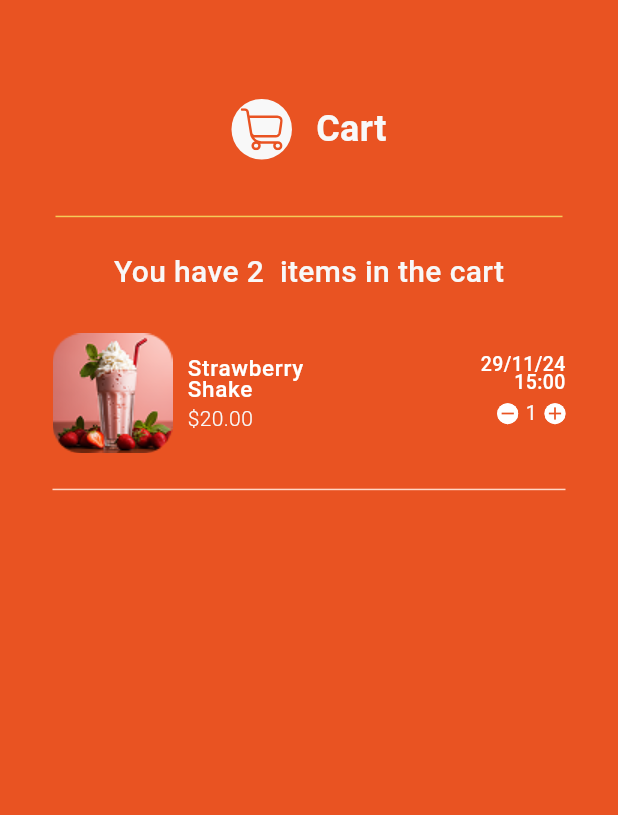
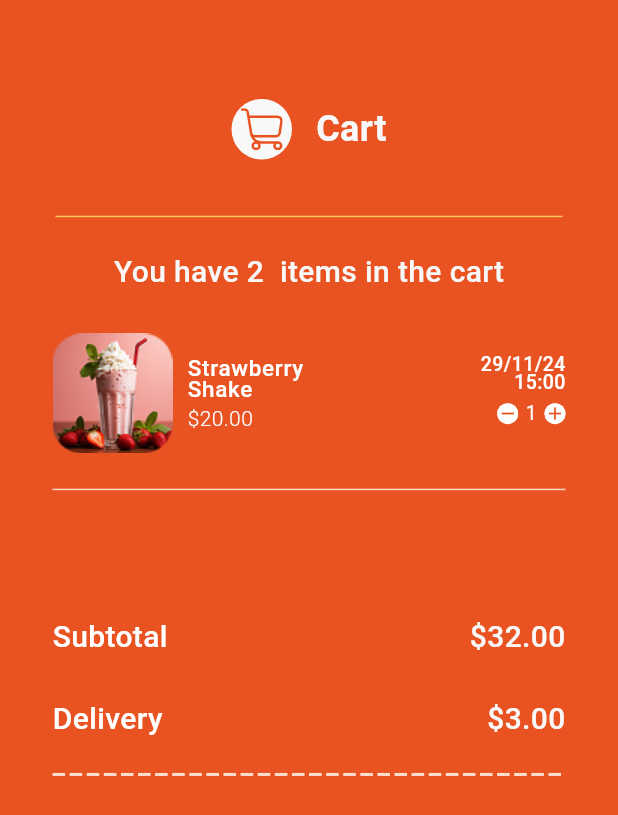
Before and after one commit to Ziad-Tamer11/yum_quick, a Flutter app: the CartView screen opened directly, on a phone screen of 412 x 824 dp. Shown: the top 815 px of the screen. Run offline on Flutter 3.47's test engine with Material 3 defaults, Android fonts, the phone set to English and light mode, and no system bars; our stand-ins replace cloud_firestore, dartz, dots_indicator, equatable, firebase_auth, firebase_core and 7 more; accounts and stored records are empty.

Commit message:
Add Order Summary and Price Section

```diff
--- a/lib/features/home/presentation/views/widgets/custom_dashed_line.dart
+++ b/lib/features/home/presentation/views/widgets/custom_dashed_line.dart
@@ -1,8 +1,8 @@
 import 'package:flutter/material.dart';
 
 class CustomDashedLine extends StatelessWidget {
-  const CustomDashedLine({super.key});
-
+  const CustomDashedLine({super.key, this.color});
+  final Color? color;
   @override
   Widget build(BuildContext context) {
     return Row(
@@ -12,7 +12,7 @@ class CustomDashedLine extends StatelessWidget {
             padding: const EdgeInsets.only(right: 3),
             child: Container(
               height: 2,
-              decoration: BoxDecoration(color: Color(0xffFFD8C7)),
+              decoration: BoxDecoration(color: color ?? Color(0xffFFD8C7)),
             ),
           ),
         );
--- a/lib/features/home/presentation/views/widgets/filled_cart_view_body.dart
+++ b/lib/features/home/presentation/views/widgets/filled_cart_view_body.dart
@@ -1,5 +1,6 @@
 import 'package:flutter/material.dart';
 import 'package:yum_quick/features/home/presentation/views/widgets/item_cart.dart';
+import 'package:yum_quick/features/home/presentation/views/widgets/price_section.dart';
 
 class FilledCartViewBody extends StatelessWidget {
   const FilledCartViewBody({super.key});
@@ -8,7 +9,9 @@ class FilledCartViewBody extends StatelessWidget {
   Widget build(BuildContext context) {
     return Padding(
       padding: const EdgeInsets.symmetric(horizontal: 35),
-      child: Column(children: [ItemCart(), const SizedBox(height: 60)]),
+      child: Column(
+        children: [ItemCart(), const SizedBox(height: 60), PriceSection()],
+      ),
     );
   }
 }
--- /dev/null
+++ b/lib/features/home/presentation/views/widgets/order_summary.dart
@@ -0,0 +1,24 @@
+import 'package:flutter/material.dart';
+import 'package:yum_quick/core/utils/app_colors.dart';
+import 'package:yum_quick/core/utils/app_text_styles.dart';
+
+class OrderSummary extends StatelessWidget {
+  const OrderSummary({super.key, required this.title, required this.value});
+  final String title, value;
+  @override
+  Widget build(BuildContext context) {
+    return Row(
+      children: [
+        Text(
+          title,
+          style: TextStyles.medium20.copyWith(color: AppColors.white),
+        ),
+        Spacer(),
+        Text(
+          '\$$value',
+          style: TextStyles.medium20.copyWith(color: AppColors.secondaryFont),
+        ),
+      ],
+    );
+  }
+}
--- /dev/null
+++ b/lib/features/home/presentation/views/widgets/price_section.dart
@@ -0,0 +1,21 @@
+import 'package:flutter/material.dart';
+import 'package:yum_quick/core/utils/app_colors.dart';
+import 'package:yum_quick/features/home/presentation/views/widgets/custom_dashed_line.dart';
+import 'package:yum_quick/features/home/presentation/views/widgets/order_summary.dart';
+
+class PriceSection extends StatelessWidget {
+  const PriceSection({super.key});
+
+  @override
+  Widget build(BuildContext context) {
+    return Column(
+      children: [
+        OrderSummary(title: 'Subtotal', value: '32.00'),
+        const SizedBox(height: 26),
+        OrderSummary(title: 'Delivery', value: '3.00'),
+        const SizedBox(height: 21),
+        CustomDashedLine(color: AppColors.orangeLight),
+      ],
+    );
+  }
+}
```
